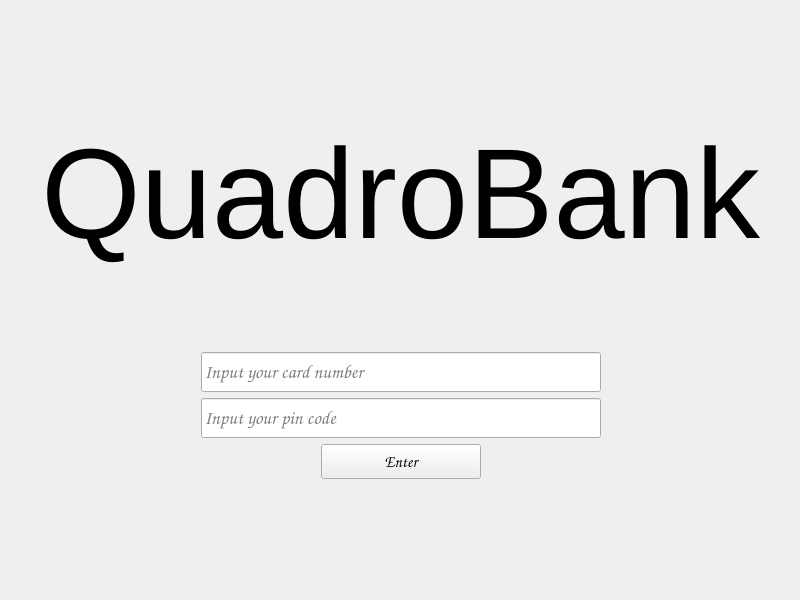
Qt form frontend/menus/LoginMenu/loginmenu.ui (grytsiuko/QuadroBank) before a commit.
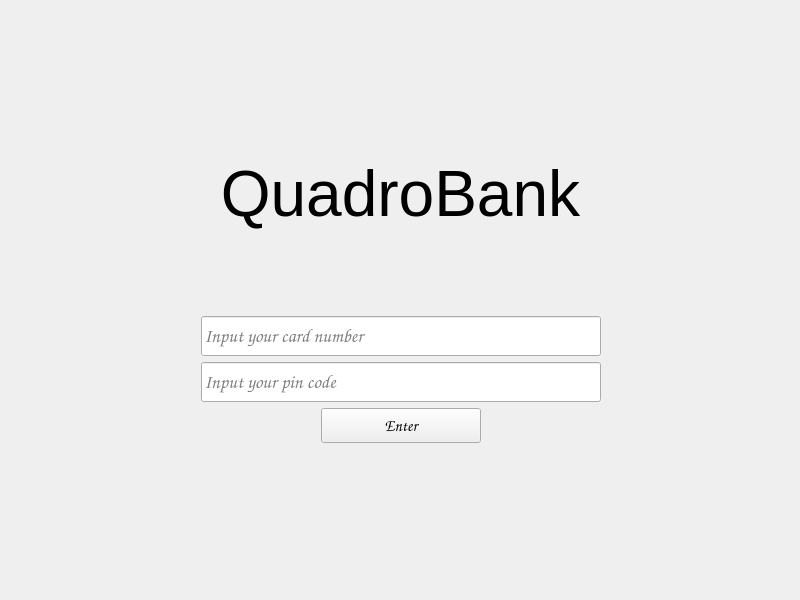
The same form after that commit.

Diff of the .ui file:
```diff
--- a/frontend/menus/LoginMenu/loginmenu.ui
+++ b/frontend/menus/LoginMenu/loginmenu.ui
@@ -46,7 +46,7 @@
       <property name="font">
        <font>
         <family>Arial</family>
-        <pointsize>96</pointsize>
+        <pointsize>48</pointsize>
        </font>
       </property>
       <property name="text">
```
